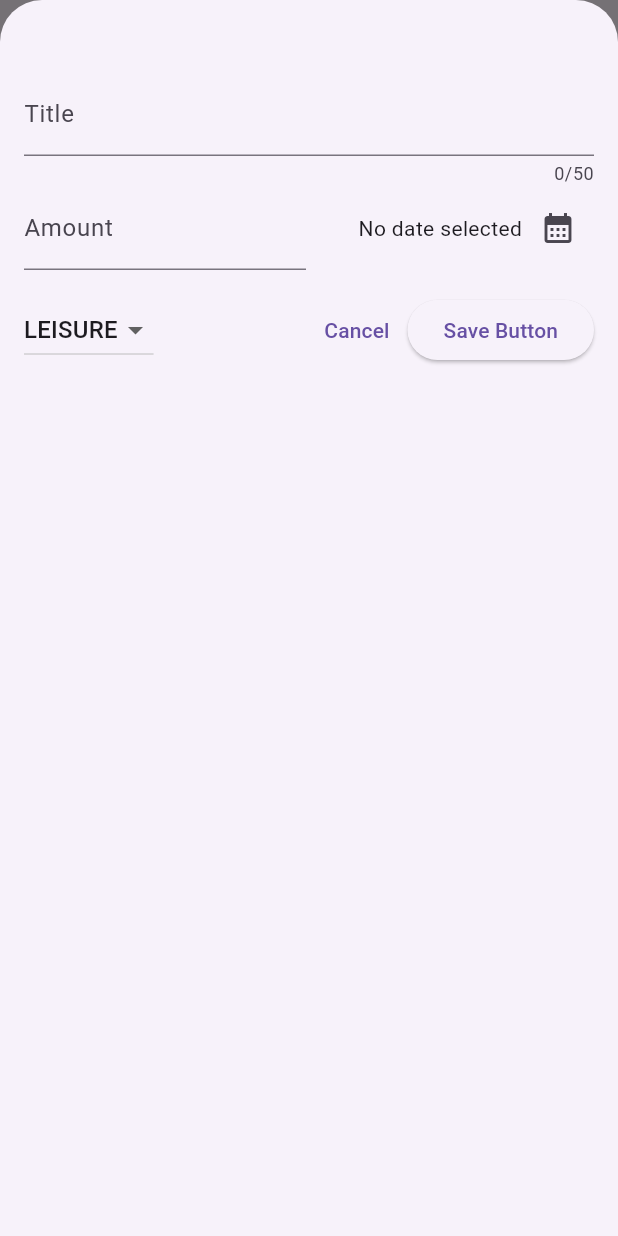
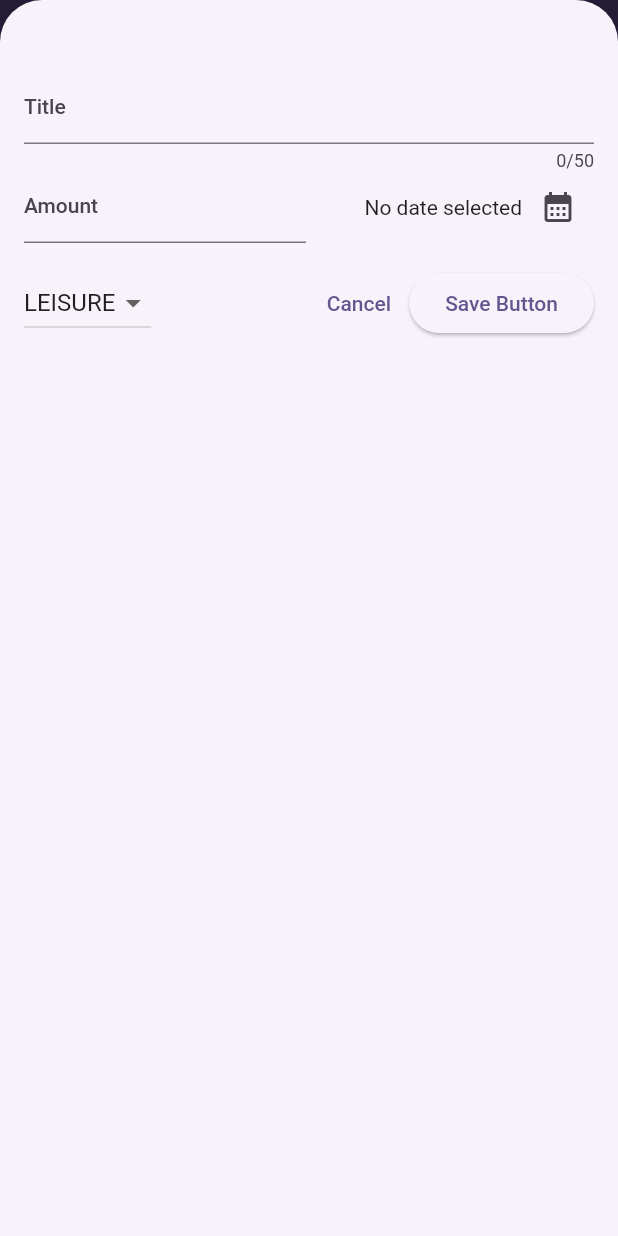
Before and after one commit to Jaiafavisuals/My-learing-Apps, a Flutter app: the screen it shows after launch, after a tap on the "add" icon, on a phone screen of 412 x 824 dp. Run offline on Flutter 3.47's test engine with Material 2 defaults, Android fonts, the light colour scheme and no system bars.

Commit message:
color theme

```diff
--- a/lib/main.dart
+++ b/lib/main.dart
@@ -1,9 +1,17 @@
 import 'package:flutter/material.dart';
 import 'package:expenses_app/widgets/expenses.dart';
 
+var kColorScheme =
+    ColorScheme.fromSeed(seedColor: const Color.fromARGB(255, 96, 59, 181));
+
 void main() {
   runApp(MaterialApp(
-    theme: ThemeData(useMaterial3: true),
+    theme: ThemeData().copyWith(
+        useMaterial3: true,
+        colorScheme: kColorScheme,
+        appBarTheme: const AppBarTheme().copyWith(
+            backgroundColor: kColorScheme.onPrimaryContainer,
+            foregroundColor: kColorScheme.onPrimaryContainer)),
     debugShowCheckedModeBanner: false,
     home: const Expenses(),
   ));
```
